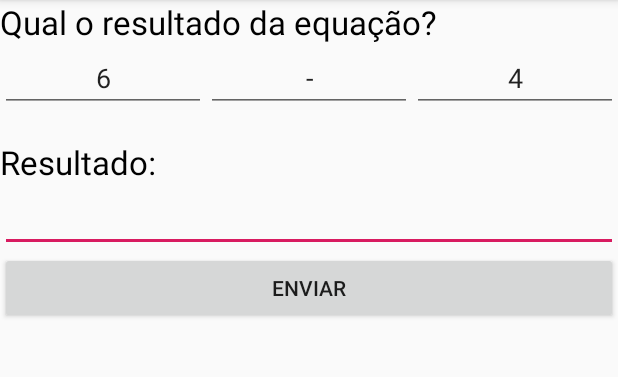
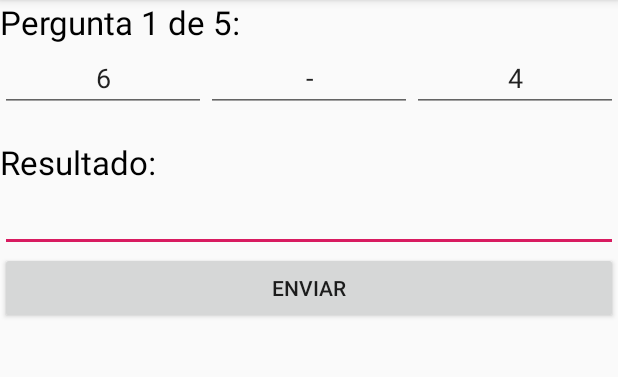
Before and after one commit to patrickdziura/MatematicaDivertida, an Android app: the AritmeticaBasica screen opened directly, with no data from a screen before it, on a phone screen of 412 x 824 dp, the part 84-461 px from its top. Run offline under Robolectric (Android 15) with nearby library versions, the phone set to English and light mode, and no system bars.

Commit message:
Correção alertDialog final

```diff
--- a/app/src/main/java/com/example/matematicadivertida/AritmeticaBasica.java
+++ b/app/src/main/java/com/example/matematicadivertida/AritmeticaBasica.java
@@ -1,10 +1,12 @@
 package com.example.matematicadivertida;
 
 import android.app.AlertDialog;
+import android.content.DialogInterface;
 import android.support.v7.app.AppCompatActivity;
 import android.os.Bundle;
 import android.view.View;
 import android.widget.EditText;
+import android.widget.TextView;
 
 import java.util.Random;
 
@@ -12,22 +14,27 @@ public class AritmeticaBasica extends AppCompatActivity {
 
     int resultado;
     int acertos;
+    int count;
 
     @Override
     protected void onCreate(Bundle savedInstanceState) {
         super.onCreate(savedInstanceState);
         setContentView(R.layout.activity_aritmetica_basica);
         acertos = 0;
-        int i;
-        for(i=0; i< 5; i++) {
-            geraConta();
-        }
+        count = 1;
+        geraConta();
     }
 
+
+
     private void geraConta() {
+        TextView titulo = (TextView) findViewById(R.id.txtTitulo);
         EditText op1 = (EditText) findViewById(R.id.editOp1);
         EditText op2 = (EditText) findViewById(R.id.editOp2);
         EditText operador = (EditText) findViewById(R.id.editOperador);
+        EditText aux = (EditText) findViewById(R.id.editResultado);
+        aux.setText("");
+        titulo.setText("Pergunta " + String.valueOf(count) + " de 5: ");
         Random r = new Random();
         int operando1 = r.nextInt(10);
         int operando2 = r.nextInt(10);
@@ -49,7 +56,17 @@ public class AritmeticaBasica extends AppCompatActivity {
         int intresult = Integer.parseInt(result.getText().toString());
         AlertDialog.Builder builder = new AlertDialog.Builder(this);
         AlertDialog alert;
-        builder.setPositiveButton("OK",null);
+        builder.setPositiveButton("OK", new DialogInterface.OnClickListener() {
+            @Override
+            public void onClick(DialogInterface dialog, int which) {
+                if (count >= 5) {
+                    criaDialogFinal();
+                } else {
+                    count++;
+                    geraConta();
+                }
+            }
+        });
         if (intresult == resultado) {
             builder.setTitle("Resultado Correto");
             builder.setMessage("O resultado está correto!");
@@ -64,4 +81,18 @@ public class AritmeticaBasica extends AppCompatActivity {
             alert.show();
         }
     }
+
+    private void criaDialogFinal() {
+        AlertDialog.Builder builder = new AlertDialog.Builder(this);
+        builder.setTitle("Fim!");
+        builder.setMessage("Você acertou " + String.valueOf(acertos) + " de 5.");
+        builder.setPositiveButton("Voltar ao menu", new DialogInterface.OnClickListener() {
+            @Override
+            public void onClick(DialogInterface dialog, int which) {
+                finish();
+            }
+        });
+        AlertDialog alert = builder.create();
+        alert.show();
+    }
 }
--- a/app/src/main/res/layout/activity_aritmetica_basica.xml
+++ b/app/src/main/res/layout/activity_aritmetica_basica.xml
@@ -8,10 +8,9 @@
     tools:context=".AritmeticaBasica">
 
     <TextView
-        android:id="@+id/txtInstrucoes"
+        android:id="@+id/txtTitulo"
         android:layout_width="match_parent"
         android:layout_height="wrap_content"
-        android:text="Qual o resultado da equação? "
         android:textColor="@android:color/black"
         android:textSize="22sp" />
 
@@ -68,7 +67,7 @@
         android:layout_width="match_parent"
         android:layout_height="wrap_content"
         android:ems="10"
-        android:inputType="number" />
+        android:inputType="numberSigned" />
 
     <Button
         android:id="@+id/btnEnter"
```
